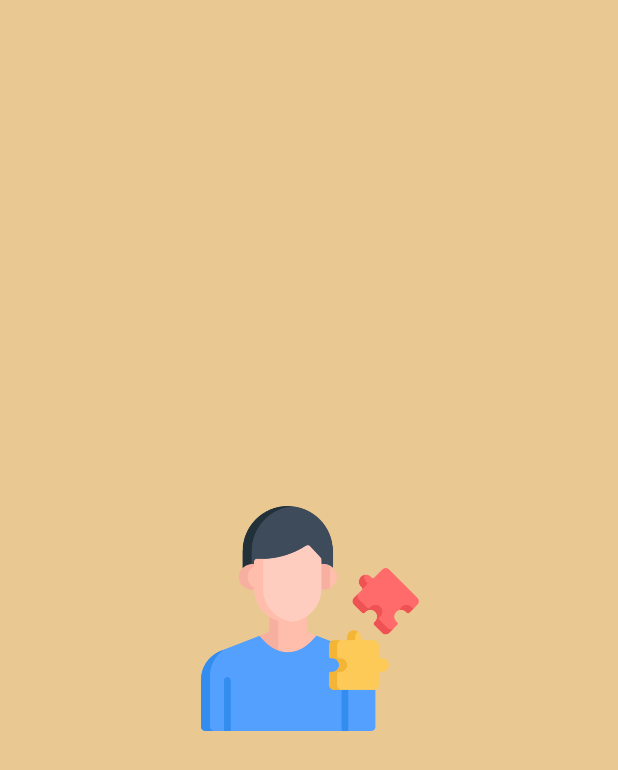
After one commit to razvantmzz/PersonalityTest, an Android app: the layout splash_fragment.xml on its own in the app's theme, with its tools: preview values and no code run, on a phone screen of 412 x 824 dp. The commit adds this screen. Shown: the top 770 px of the screen. Run offline under Robolectric (Android 15) with nearby library versions, the phone set to English and light mode, and no system bars.

Commit message:
added initial app setup

```diff
--- a/app/src/main/AndroidManifest.xml
+++ b/app/src/main/AndroidManifest.xml
@@ -3,7 +3,8 @@
     package="com.razvantmz.personalitytest">
 
     <application
-        android:allowBackup="true"
+        android:name=".MainApplication"
+        android:allowBackup="false"
         android:icon="@mipmap/ic_launcher"
         android:label="@string/app_name"
         android:roundIcon="@mipmap/ic_launcher_round"
--- /dev/null
+++ b/app/src/main/res/layout/splash_fragment.xml
@@ -0,0 +1,20 @@
+<?xml version="1.0" encoding="utf-8"?>
+<androidx.constraintlayout.widget.ConstraintLayout xmlns:android="http://schemas.android.com/apk/res/android"
+    xmlns:app="http://schemas.android.com/apk/res-auto"
+    xmlns:tools="http://schemas.android.com/tools"
+    android:layout_width="match_parent"
+    android:layout_height="match_parent"
+    android:background="#E9C891"
+    tools:context=".ui.splashscreen.SplashFragment">
+
+    <ImageView
+        android:layout_width="150dp"
+        android:layout_height="150dp"
+        android:src="@drawable/ic_splash"
+        app:layout_constraintBottom_toBottomOf="parent"
+        app:layout_constraintEnd_toEndOf="parent"
+        app:layout_constraintHorizontal_bias="0.5"
+        app:layout_constraintStart_toStartOf="parent"
+        app:layout_constraintTop_toTopOf="parent" />
+
+</androidx.constraintlayout.widget.ConstraintLayout>
--- a/app/src/main/res/values/themes.xml
+++ b/app/src/main/res/values/themes.xml
@@ -1,9 +1,9 @@
 <resources xmlns:tools="http://schemas.android.com/tools">
     <!-- Base application theme. -->
-    <style name="Theme.PersonalityTest" parent="Theme.MaterialComponents.DayNight.DarkActionBar">
+    <style name="Theme.PersonalityTest" parent="Theme.MaterialComponents.DayNight.NoActionBar">
         <!-- Primary brand color. -->
         <item name="colorPrimary">@color/purple_500</item>
-        <item name="colorPrimaryVariant">@color/purple_700</item>
+        <item name="colorPrimaryVariant">#E9C891</item>
         <item name="colorOnPrimary">@color/white</item>
         <!-- Secondary brand color. -->
         <item name="colorSecondary">@color/teal_200</item>
--- a/build.gradle
+++ b/build.gradle
@@ -7,6 +7,7 @@ buildscript {
     dependencies {
         classpath "com.android.tools.build:gradle:7.0.3"
         classpath "org.jetbrains.kotlin:kotlin-gradle-plugin:1.5.31"
+        classpath "androidx.navigation:navigation-safe-args-gradle-plugin:2.3.5"
 
         // NOTE: Do not place your application dependencies here; they belong
         // in the individual module build.gradle files
```
Also changed, not shown: app/build.gradle (+18 -2 lines), app/src/main/java/com/razvantmz/personalitytest/KoinModules.kt (added, +10 -0 lines), app/src/main/java/com/razvantmz/personalitytest/MainActivity.kt (+6 -2 lines), app/src/main/java/com/razvantmz/personalitytest/MainApplication.kt (added, +19 -0 lines), app/src/main/java/com/razvantmz/personalitytest/ui/base/BaseFragment.kt (added, +30 -0 lines), app/src/main/java/com/razvantmz/personalitytest/ui/splashscreen/SplashFragment.kt (added, +23 -0 lines), app/src/main/java/com/razvantmz/personalitytest/ui/splashscreen/SplashViewModel.kt (added, +7 -0 lines), app/src/main/res/layout/activity_main.xml (+9 -6 lines), app/src/main/res/navigation/main_navigation_graph.xml (added, +13 -0 lines), app/src/main/res/drawable/ic_splash.png (added), 3 other files.
